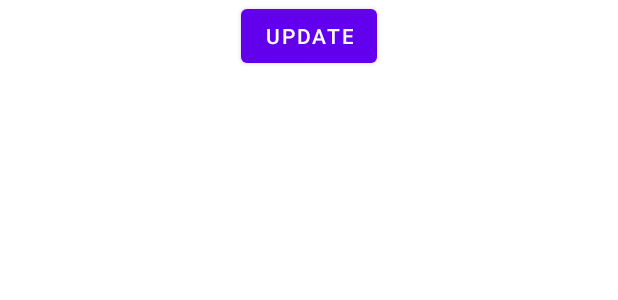
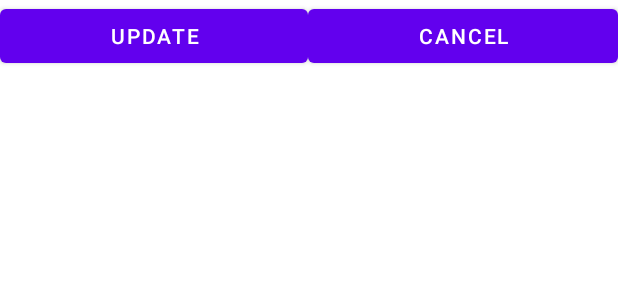
Before and after one commit to kota-shiokara/DeviceSearcher, an Android app: the layout activity_main.xml on its own in the app's theme, with its tools: preview values and no code run, on a phone screen of 412 x 824 dp. Shown: the top 300 px of the screen. Run offline under Robolectric (Android 15) with nearby library versions, the phone set to English and light mode, and no system bars.

Commit message:
dekitaze commit

```diff
--- a/app/src/main/res/layout/activity_main.xml
+++ b/app/src/main/res/layout/activity_main.xml
@@ -7,33 +7,45 @@
     android:layout_height="match_parent"
     tools:context=".MainActivity">
 
-    <Button
-        android:id="@+id/update_button"
-        android:layout_width="wrap_content"
+    <LinearLayout
+        android:id="@+id/linearLayout"
+        android:layout_width="match_parent"
         android:layout_height="wrap_content"
-        android:layout_marginHorizontal="16dp"
-        android:layout_weight="1"
-        android:text="Update"
+        android:orientation="horizontal"
         app:layout_constraintEnd_toEndOf="parent"
         app:layout_constraintStart_toStartOf="parent"
-        app:layout_constraintTop_toTopOf="parent" />
+        app:layout_constraintTop_toTopOf="parent">
+
+        <Button
+            android:id="@+id/update_button"
+            android:layout_width="wrap_content"
+            android:layout_height="wrap_content"
+            android:layout_weight="1"
+            android:text="Update" />
+
+        <Button
+            android:id="@+id/cancel_button"
+            android:layout_width="wrap_content"
+            android:layout_height="wrap_content"
+            android:layout_weight="1"
+            android:text="Cancel" />
+    </LinearLayout>
 
     <ScrollView
         android:layout_width="0dp"
         android:layout_height="0dp"
+        android:layout_marginHorizontal="8dp"
         android:padding="8dp"
-        android:layout_marginHorizontal="8dp"
         app:layout_constraintBottom_toBottomOf="parent"
         app:layout_constraintEnd_toEndOf="parent"
         app:layout_constraintStart_toStartOf="parent"
-        app:layout_constraintTop_toBottomOf="@+id/update_button">
+        app:layout_constraintTop_toBottomOf="@+id/linearLayout">
 
         <LinearLayout
             android:id="@+id/device_num_list"
             android:layout_width="match_parent"
             android:layout_height="wrap_content"
-            android:orientation="vertical">
-        </LinearLayout>
+            android:orientation="vertical"></LinearLayout>
     </ScrollView>
 
 </androidx.constraintlayout.widget.ConstraintLayout>
```
Also changed, not shown: app/src/main/java/com/ikanoshiokara/devicesearcher/MainActivity.kt (+29 -8 lines).
